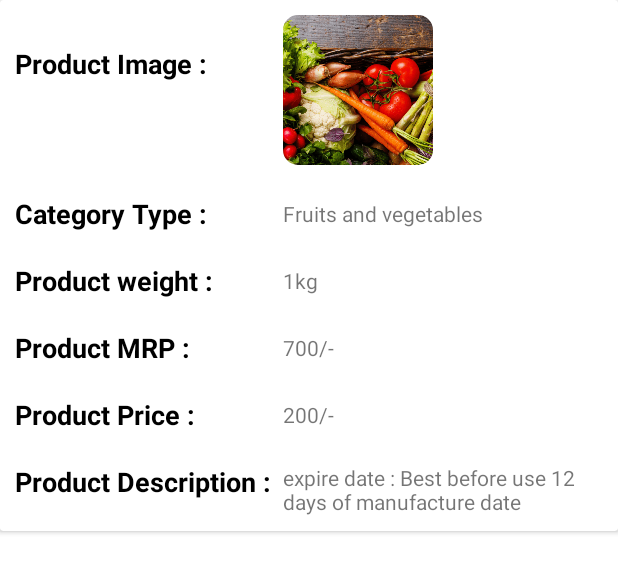
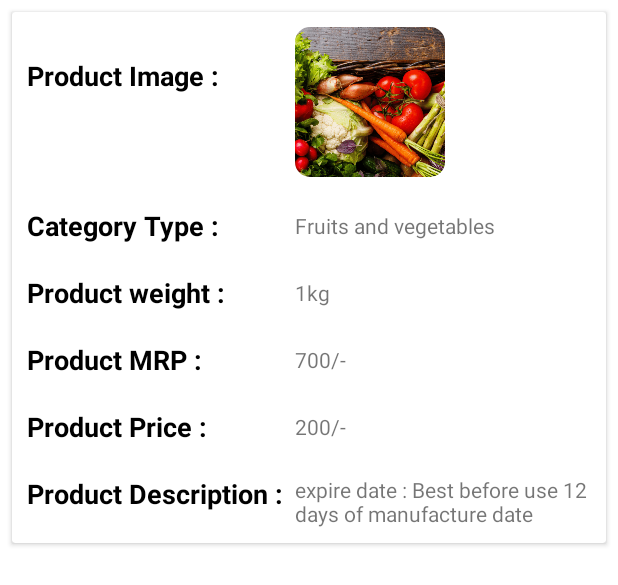
Before and after one commit to Jaya-supriya-somasani/GroceryApp-Hilt, an Android app: the layout item_products.xml on its own in the app's theme, with its tools: preview values and no code run, on a phone screen of 412 x 824 dp. Shown: the top 585 px of the screen. Run offline under Robolectric (Android 15) with nearby library versions, the phone set to English and light mode, and no system bars.

Commit message:
product entity table attached to the recycler view item

```diff
--- a/app/src/main/res/layout/item_products.xml
+++ b/app/src/main/res/layout/item_products.xml
@@ -1,9 +1,16 @@
 <?xml version="1.0" encoding="utf-8"?>
-<layout xmlns:app="http://schemas.android.com/apk/res-auto">
+<layout xmlns:app="http://schemas.android.com/apk/res-auto"
+    xmlns:tools="http://schemas.android.com/tools">
+    <data>
+        <variable
+            name="item"
+            type="com.example.flipkartgroceries.database.ProductsEntity" />
+    </data>
 
     <androidx.cardview.widget.CardView xmlns:android="http://schemas.android.com/apk/res/android"
         android:layout_width="match_parent"
-        android:layout_height="wrap_content">
+        android:layout_height="wrap_content"
+        android:layout_margin="@dimen/dimen_small">
 
         <androidx.constraintlayout.widget.ConstraintLayout
             android:layout_width="match_parent"
@@ -50,7 +57,8 @@
                 android:id="@+id/categoryNameTv"
                 android:layout_width="wrap_content"
                 android:layout_height="wrap_content"
-                android:text="Fruits and vegetables"
+                android:text="@{item.categoryName}"
+                tools:text="Fruits and vegetables"
                 android:layout_marginStart="@dimen/dimen_small"
                 android:textSize="14sp"
                 app:layout_constraintBottom_toBottomOf="@id/categoryTypeTv"
@@ -72,7 +80,8 @@
             <com.google.android.material.textview.MaterialTextView
                 android:layout_width="wrap_content"
                 android:layout_height="wrap_content"
-                android:text="1kg"
+                tools:text="1kg"
+                android:text="@{item.productWeight}"
                 android:layout_marginStart="@dimen/dimen_small"
                 app:layout_constraintBottom_toBottomOf="@id/productWeightTv"
                 app:layout_constraintStart_toEndOf="@id/barrier"
@@ -93,7 +102,8 @@
             <com.google.android.material.textview.MaterialTextView
                 android:layout_width="wrap_content"
                 android:layout_height="wrap_content"
-                android:text="700/-"
+                tools:text="700/-"
+                android:text="@{item.productMRP}"
                 android:layout_marginStart="@dimen/dimen_small"
                 app:layout_constraintBottom_toBottomOf="@id/productMRPTv"
                 app:layout_constraintStart_toEndOf="@id/barrier"
@@ -114,7 +124,8 @@
             <com.google.android.material.textview.MaterialTextView
                 android:layout_width="wrap_content"
                 android:layout_height="wrap_content"
-                android:text="200/-"
+                tools:text="200/-"
+                android:text="@{item.productPrice}"
                 android:layout_marginStart="@dimen/dimen_small"
                 app:layout_constraintBottom_toBottomOf="@id/productPriceTv"
                 app:layout_constraintStart_toEndOf="@id/barrier"
@@ -136,8 +147,9 @@
             <com.google.android.material.textview.MaterialTextView
                 android:layout_width="0dp"
                 android:layout_height="wrap_content"
-                android:text="expire date : Best before use 12 days of manufacture date"
+                tools:text="expire date : Best before use 12 days of manufacture date"
                 android:layout_marginStart="@dimen/dimen_small"
+                android:text="@{item.description}"
                 app:layout_constraintStart_toEndOf="@id/barrier"
                 app:layout_constraintEnd_toEndOf="parent"
                 app:layout_constraintTop_toTopOf="@id/productDescriptionTv" />
```
